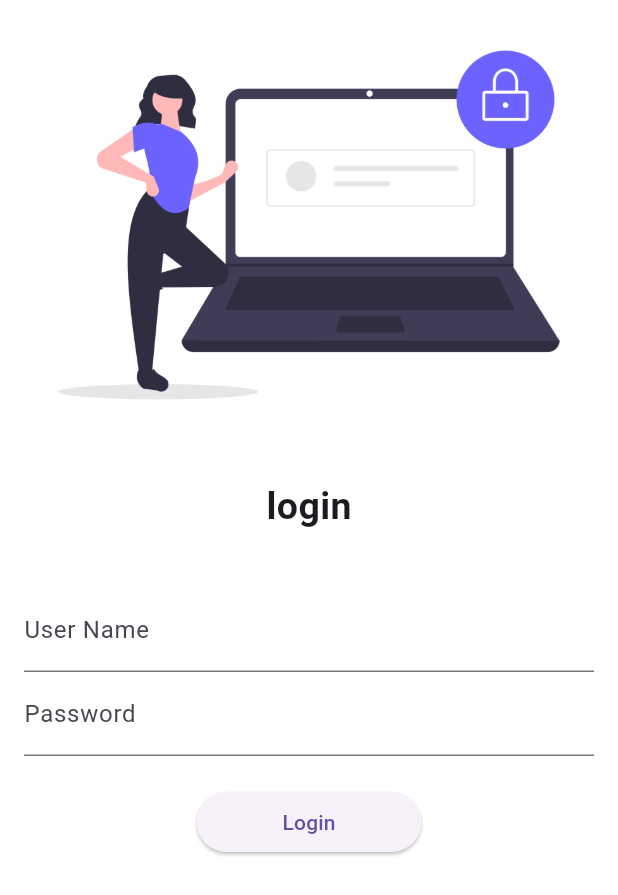
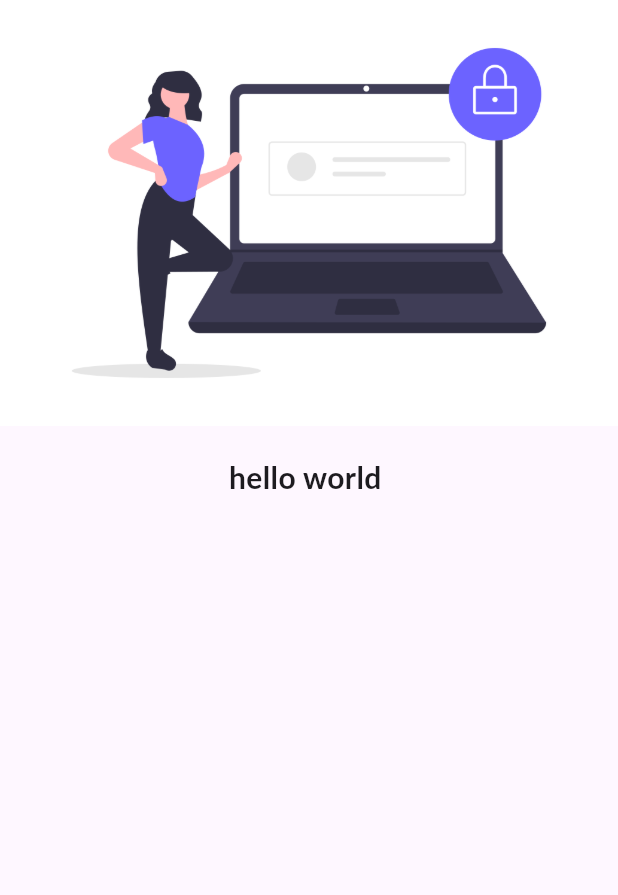
Before and after one commit to Saumya-sura/flutter-practice-, a Flutter app: the screen it shows after launch, on a phone screen of 412 x 824 dp. Shown: the top 895 px of the screen. Run offline on Flutter 3.47's test engine with Material 3 defaults, Android fonts, the phone set to English and light mode, and no system bars; our stand-ins replace google_fonts.

Commit message:
Sized box done

```diff
--- a/lib/main.dart
+++ b/lib/main.dart
@@ -1,42 +1,32 @@
 import 'package:flutter/material.dart';
 import 'package:flutter_application_1/pages/home_page.dart';
 import 'package:flutter_application_1/pages/login_page.dart';
-import 'package:flutter_application_1/utilis/routes.dart';
 import 'package:google_fonts/google_fonts.dart';
-
-void main()
-{
-  runApp(const MyApp());
-}
+void main() => runApp(const MyApp());
 class MyApp extends StatelessWidget {
   const MyApp({super.key});
 
   @override
-  Widget build(BuildContext context)
-  {
+  Widget build(BuildContext context) {
 
-
-
-    return MaterialApp(
+      bringveg(boolthaila: true);
+    return  MaterialApp(
 
       themeMode: ThemeMode.light,
       theme: ThemeData(
-        //useMaterial3: false,
-        //
-     //  fontFamily: GoogleFonts.lato().fontFamily,
-        primarySwatch: Colors.amber,
-        primaryTextTheme: GoogleFonts.latoTextTheme(),
-        brightness: Brightness.light
+        primarySwatch: Colors.deepOrange,
+        fontFamily: 'Lato',
       ),
+     routes: {
+      "/":(context)=>const Login(),
+      "/home":(context)=>const Home(),
+     },
 
-      routes: {
-        "/":(context) => Login(),
-        MyRoutes.homeRoute:(context) => homepage(),
-        MyRoutes.loginRoute:(context) => Login(),
-
-      },
     );
-
   }
+  bringveg({@required boolthaila,int rupees=10})
+{
 
 }
+
+}
--- a/lib/pages/home_page.dart
+++ b/lib/pages/home_page.dart
@@ -1,23 +1,22 @@
 import 'package:flutter/material.dart';
 
-class homepage extends StatelessWidget {
-   final  int days =30;
-    final String name ="Saumya";
-
-
+class Home extends StatelessWidget {
+  const Home({super.key});
+final a=10;
+final name="sam";
   @override
   Widget build(BuildContext context) {
-    return  Scaffold(
-        appBar: AppBar(
-          title: Text("TESTING"),
+    return Scaffold(
+      appBar: AppBar(
+        title: const Text("First App"),
+
+      ),
+      body:Center(
+        child: Container(
+          child: Text("Hello to $a by $name"),
         ),
-
-        body:Center(
-        child:Container(
-      child:Text("welcome to $days of $name"),
-    ),
-        ),
-      drawer: Drawer(),
-      );
+      ),
+    drawer:  const Drawer(),
+    );
   }
 }
--- a/lib/pages/login_page.dart
+++ b/lib/pages/login_page.dart
@@ -1,81 +1,28 @@
+// ignore_for_file: prefer_const_constructors
+
 import 'package:flutter/material.dart';
-import 'package:flutter_application_1/utilis/routes.dart';
 
 class Login extends StatelessWidget {
   const Login({super.key});
 
   @override
   Widget build(BuildContext context) {
-    return   Material(
-      color:Colors.white,
-      child:SingleChildScrollView(
-      //child: Center(
-        /*child:Text("Login page",
-        style: TextStyle(
-          fontSize: 25,
-          color: Colors.blue,
-          fontWeight: FontWeight.bold
-        ),),*/
-  child:Column(
+    return  Material(
+      child: Column(
         children: [
           Image.asset("assets/images/login_image.png",
-      fit: BoxFit.cover,
-      height: 300,
-
-     ),
-     SizedBox(height: 20.0,
-
-          ),
-     Text(
-      "login",
-     style: TextStyle(
-      fontSize:25,
-       fontWeight: FontWeight.bold ),
-      ),
-    /*  Text("hello",
-      style: TextStyle(
-        fontFamily: "Coiny",
-        fontWeight: FontWeight.bold
-      ),),*/
-     SizedBox(height: 20.0,
-
-          ),
-          Padding(padding: const EdgeInsets.all(16.0),
-          child:Column(children: [
-            TextFormField(
-              decoration: InputDecoration(
-                hintText: "Enter User Name",
-                labelText: "User Name",
-              ),
-            ),
-            TextFormField(
-              obscureText: true,
-              decoration: InputDecoration(
-                hintText: "Enter Password",
-                labelText: "Password",
-              ),
-            ),
+          fit:BoxFit.cover),
           SizedBox(
             height: 20.0,
           ),
-
-            ElevatedButton(onPressed: (){print("hi");
-            Navigator.pushNamed(context, MyRoutes.homeRoute);
-            }, child: Text("Login"),
-           // style: ButtonStyle(
-             // foregroundColor: MaterialStateProperty.all(Colors.blue)
-             style: TextButton.styleFrom(
-              minimumSize: Size(150,40)
-
+         Text("hello world ",
+        style:TextStyle(
+          fontSize: 20,
+          fontWeight: FontWeight.bold,
         ),
-            )
-
-          ],),),
+        ),
         ],
       ),
-
-      ),
-
     );
   }
 }
```
Also changed, not shown: lib/models/catalog.dart (added), lib/widgets/drawer.dart (added), lib/widgets/themes.dart (added). Lines whose indentation alone changed are shown as unchanged.
